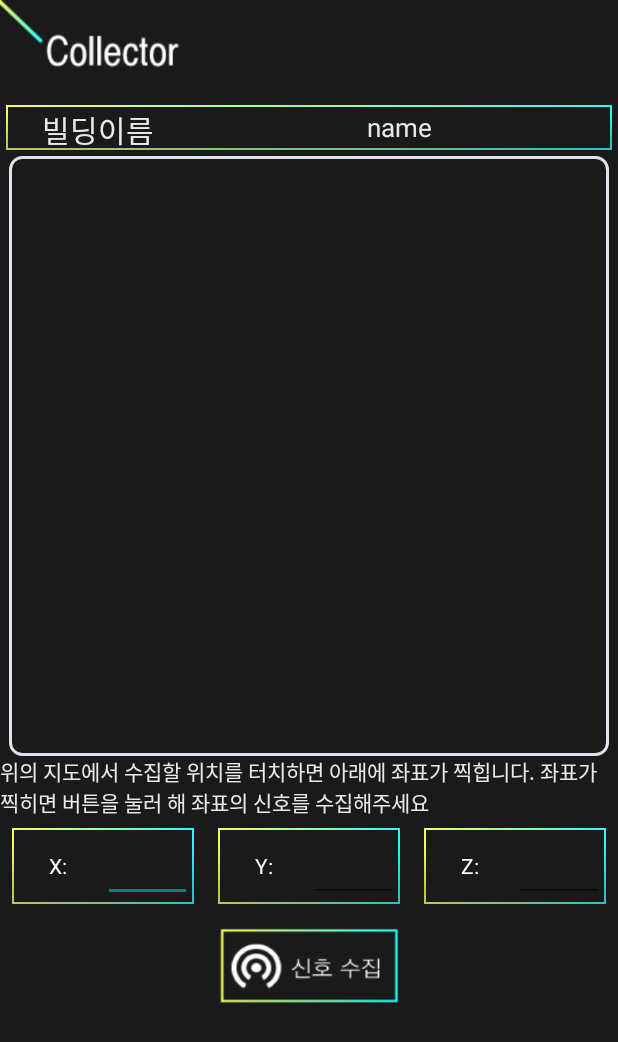
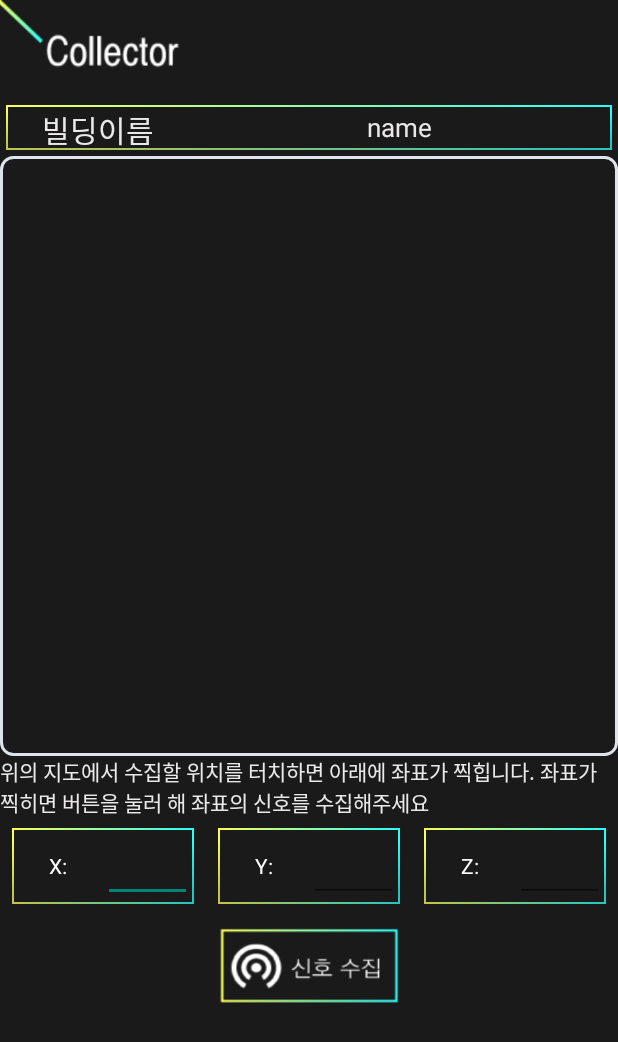
Before and after one commit to socc-io/Hawki, an Android app: the CollectorActivity screen opened directly, with no data from a screen before it, on a phone screen of 412 x 824 dp. Shown: the top 1042 px of the screen. Run offline under Robolectric (Android 15) with nearby library versions, the phone set to English and light mode, and no system bars; our stand-ins replace Picasso; libraries missing offline, so code that uses them is left out: com.facebook.stetho; pictures from the network do not load.

```diff
--- a/App/HawkiApp/app/build.gradle
+++ b/App/HawkiApp/app/build.gradle
@@ -2,7 +2,7 @@ apply plugin: 'com.android.application'
 
 android {
     compileSdkVersion 25
-    buildToolsVersion '25.0.0'
+    buildToolsVersion '26.0.2'
 
     defaultConfig {
         applicationId "com.example.jeong.httpclient"
--- a/App/HawkiApp/app/src/main/java/com/socc/Hawki/app/application/HawkiApplication.java
+++ b/App/HawkiApp/app/src/main/java/com/socc/Hawki/app/application/HawkiApplication.java
@@ -21,7 +21,7 @@ public class HawkiApplication extends Application {
     private static volatile Activity currentActivity = null;
 
     private static Retrofit retrofit = null;
-    private static final String BASE_URL = "http://hawki.smilu.link:4000";
+    private static final String BASE_URL = "http://smilu.cc:4000";
 
     public static HawkiApplication getGlobalApplicationContext() {
         if(mInstance == null)
--- a/App/HawkiApp/app/src/main/res/layout/activity_collector.xml
+++ b/App/HawkiApp/app/src/main/res/layout/activity_collector.xml
@@ -49,23 +49,22 @@
         </FrameLayout>
 
         <FrameLayout
-            android:layout_width="400dp"
+            android:layout_width="match_parent"
             android:layout_height="400dp"
-            android:layout_gravity="center_horizontal"
             android:background="@drawable/border"
             android:layout_marginTop="4dp">
 
             <ImageView
                 android:id="@+id/mapView"
                 android:background="@null"
+                android:layout_width="match_parent"
                 android:scaleType="fitXY"
-                android:layout_width="400dp"
                 android:layout_height="400dp" >
             </ImageView>
 
             <ImageView
                 android:id="@+id/canvasView"
-                android:layout_width="400dp"
+                android:layout_width="match_parent"
                 android:layout_height="400dp" />
 
         </FrameLayout>
@@ -76,29 +75,6 @@
             android:background="@color/colorBlack"
             android:orientation="vertical">
 
-
-            <!--<LinearLayout-->
-                <!--android:layout_width="match_parent"-->
-                <!--android:layout_height="0dp"-->
-                <!--android:layout_weight="1"-->
-                <!--android:orientation="horizontal">-->
-
-                <!--<TextView-->
-                    <!--android:layout_width="wrap_content"-->
-                    <!--android:layout_height="wrap_content"-->
-                    <!--android:layout_weight="1"-->
-                    <!--android:text="@string/id"-->
-                    <!--android:textSize="20sp" />-->
-
-                <!--<TextView-->
-                    <!--android:id="@+id/editText_buildingId"-->
-                    <!--android:layout_width="wrap_content"-->
-                    <!--android:layout_height="wrap_content"-->
-                    <!--android:layout_weight="2"-->
-                    <!--android:text="id"-->
-                    <!--android:textSize="20sp" />-->
-
-            <!--</LinearLayout>-->
 
             <FrameLayout
                 android:layout_width="match_parent"
@@ -114,17 +90,18 @@
             <LinearLayout
                 android:layout_width="match_parent"
                 android:layout_height="match_parent"
+                android:layout_weight="4"
                 android:background="@color/colorBlack"
-                android:layout_weight="4"
-                android:orientation="horizontal" >
+                android:orientation="horizontal"
+                android:visibility="visible">
 
 
                 <FrameLayout
                     android:layout_width="0dp"
                     android:layout_height="match_parent"
+                    android:layout_margin="8dp"
                     android:layout_weight="1"
-                    android:background="@drawable/bg_search_bar"
-                    android:layout_margin="8dp">
+                    android:background="@drawable/bg_search_bar">
 
                     <LinearLayout
                         android:layout_width="match_parent"
@@ -136,9 +113,9 @@
                             android:layout_width="0dp"
                             android:layout_height="match_parent"
                             android:layout_weight="1"
+                            android:gravity="center"
                             android:text="@string/x"
-                            android:textColor="@color/colorWhite"
-                            android:gravity="center"/>
+                            android:textColor="@color/colorWhite" />
 
                         <EditText
                             android:id="@+id/editTextX"
@@ -147,8 +124,8 @@
                             android:layout_weight="1"
                             android:gravity="center"
                             android:inputType="number"
-                            android:textSize="20sp"
-                            android:textColor="@color/colorWhite" />
+                            android:textColor="@color/colorWhite"
+                            android:textSize="20sp" />
                     </LinearLayout>
 
                 </FrameLayout>
@@ -156,9 +133,9 @@
                 <FrameLayout
                     android:layout_width="0dp"
                     android:layout_height="match_parent"
+                    android:layout_margin="8dp"
                     android:layout_weight="1"
-                    android:background="@drawable/bg_search_bar"
-                    android:layout_margin="8dp">
+                    android:background="@drawable/bg_search_bar">
 
                     <LinearLayout
                         android:layout_width="match_parent"
@@ -170,9 +147,9 @@
                             android:layout_width="0dp"
                             android:layout_height="match_parent"
                             android:layout_weight="1"
+                            android:gravity="center"
                             android:text="@string/y"
-                            android:textColor="@color/colorWhite"
-                            android:gravity="center"/>
+                            android:textColor="@color/colorWhite" />
 
                         <EditText
                             android:id="@+id/editTextY"
@@ -181,8 +158,8 @@
                             android:layout_weight="1"
                             android:gravity="center"
                             android:inputType="number"
-                            android:textSize="20sp"
-                            android:textColor="@color/colorWhite" />
+                            android:textColor="@color/colorWhite"
+                            android:textSize="20sp" />
                     </LinearLayout>
 
                 </FrameLayout>
@@ -190,9 +167,9 @@
                 <FrameLayout
                     android:layout_width="0dp"
                     android:layout_height="match_parent"
+                    android:layout_margin="8dp"
                     android:layout_weight="1"
-                    android:background="@drawable/bg_search_bar"
-                    android:layout_margin="8dp">
+                    android:background="@drawable/bg_search_bar">
 
                     <LinearLayout
                         android:layout_width="match_parent"
@@ -204,9 +181,9 @@
                             android:layout_width="0dp"
                             android:layout_height="match_parent"
                             android:layout_weight="1"
+                            android:gravity="center"
                             android:text="@string/z"
-                            android:textColor="@color/colorWhite"
-                            android:gravity="center"/>
+                            android:textColor="@color/colorWhite" />
 
                         <EditText
                             android:id="@+id/editTextZ"
@@ -215,8 +192,8 @@
                             android:layout_weight="1"
                             android:gravity="center"
                             android:inputType="number"
-                            android:textSize="20sp"
-                            android:textColor="@color/colorWhite" />
+                            android:textColor="@color/colorWhite"
+                            android:textSize="20sp" />
                     </LinearLayout>
                 </FrameLayout>
             </LinearLayout>
--- a/App/HawkiApp/build.gradle
+++ b/App/HawkiApp/build.gradle
@@ -5,7 +5,7 @@ buildscript {
         jcenter()
     }
     dependencies {
-        classpath 'com.android.tools.build:gradle:2.3.1'
+        classpath 'com.android.tools.build:gradle:3.0.0'
 
         // NOTE: Do not place your application dependencies here; they belong
         // in the individual module build.gradle files
```
Also changed, not shown: App/HawkiApp/app/src/main/java/com/socc/Hawki/app/view/CollectorActivity.java (+72 -30 lines), App/HawkiApp/gradle/wrapper/gradle-wrapper.properties, 2 other files.
